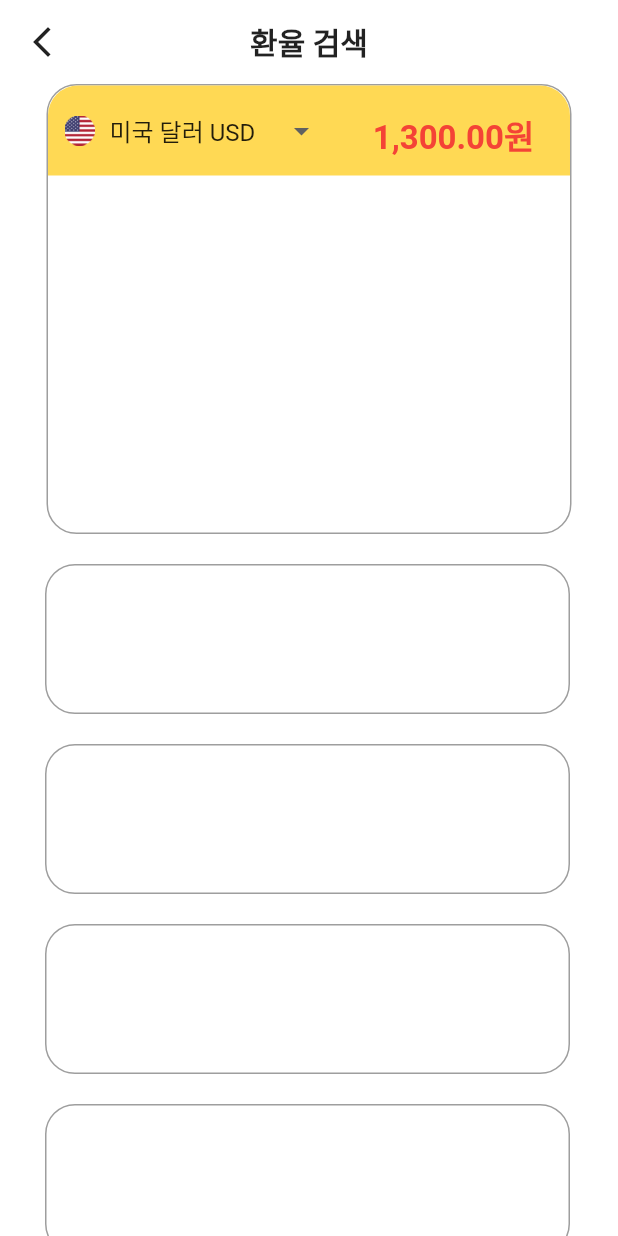
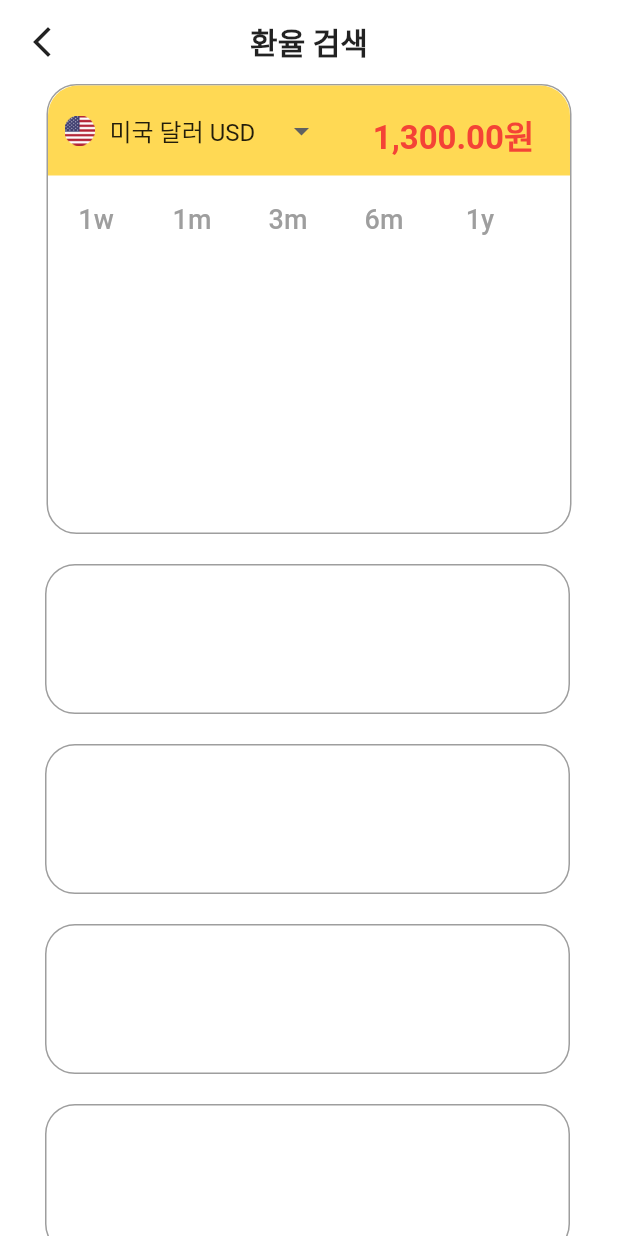
Before and after one commit to Donne-All-Around/DonneAllAround, a Flutter app: the ExchangeDetailPage screen opened directly, on a phone screen of 412 x 824 dp. Run offline on Flutter 3.47's test engine with Material 2 defaults, Android fonts, the phone set to English and light mode, and no system bars; our stand-ins replace awesome_bottom_bar, chat_bubbles, flutter_chat_bubble, geocoding, geolocator, google_maps_flutter and 2 more.

Commit message:
0919 ha 환율상세페이지 기간 버튼

```diff
--- a/frontend/a705/lib/exchange_detail.dart
+++ b/frontend/a705/lib/exchange_detail.dart
@@ -8,18 +8,22 @@ class ExchangeDetailPage extends StatefulWidget {
 }
 
 class _ExchangeDetailPageState extends State<ExchangeDetailPage> {
-
   final _valueList = ['미국', '호주', '일본'];
   var _selectedValue = '미국';
 
   Map<String, Map<String, String>> currencyInfo = {
     '미국': {'imagePath': 'assets/images/usa.png', 'currencyName': '미국 달러 USD'},
-    '호주': {'imagePath': 'assets/images/australia.png', 'currencyName': '호주 달러 AUD'},
+    '호주': {
+      'imagePath': 'assets/images/australia.png',
+      'currencyName': '호주 달러 AUD'
+    },
     '일본': {'imagePath': 'assets/images/japan.png', 'currencyName': '일본 엔 JPY'},
   };
 
+  String selectedButton = ''; // 선택된 버튼
+
   @override
-  Widget build(BuildContext context){
+  Widget build(BuildContext context) {
     return GestureDetector(
       onTap: () => FocusManager.instance.primaryFocus?.unfocus(),
       child: SafeArea(
@@ -64,37 +68,46 @@ class _ExchangeDetailPageState extends State<ExchangeDetailPage> {
                             width: 348,
                             height: 60,
                             decoration: BoxDecoration(
-                                borderRadius: const BorderRadius.only(topLeft: Radius.circular(20),topRight:Radius.circular(20) ),
+                              borderRadius: const BorderRadius.only(
+                                  topLeft: Radius.circular(20),
+                                  topRight: Radius.circular(20)),
                               border: Border.all(color: Colors.transparent),
                               color: const Color(0xFFFFD954),
                             ),
                             child: Row(
                               children: [
                                 Container(
-                                    margin: const EdgeInsets.fromLTRB(10, 10, 30, 10),
+                                  margin:
+                                      const EdgeInsets.fromLTRB(10, 10, 30, 10),
                                   width: 170,
                                   height: 55,
                                   // color: Colors.red,
                                   child: DropdownButtonHideUnderline(
                                     child: DropdownButton(
                                       value: _selectedValue,
-                                        items: _valueList.map((value){
+                                      items: _valueList.map(
+                                        (value) {
                                           return DropdownMenuItem(
                                             value: value,
-                                                  child:Row(
+                                            child: Row(
                                               children: [
                                                 Image.asset(
-                                                        currencyInfo[value]!['imagePath']!,
+                                                  currencyInfo[value]![
+                                                      'imagePath']!,
                                                   width: 20,
                                                   height: 20,
                                                 ),
-                                                      const SizedBox(width: 10,),
-                                                      Text(currencyInfo[value]!['currencyName']!),
+                                                const SizedBox(
+                                                  width: 10,
+                                                ),
+                                                Text(currencyInfo[value]![
+                                                    'currencyName']!),
                                               ],
-                                                  ) ,);
+                                            ),
+                                          );
                                         },
                                       ).toList(),
-                                        onChanged: (value){
+                                      onChanged: (value) {
                                         setState(() {
                                           _selectedValue = value.toString();
                                         });
@@ -106,20 +119,98 @@ class _ExchangeDetailPageState extends State<ExchangeDetailPage> {
                                   width: 120,
                                   height: 50,
                                   // color: Colors.red,
-                                    margin: const EdgeInsets.fromLTRB(0, 15, 10, 10),
-                                    child: const Text(' 1,300.00원', style: TextStyle(fontSize: 22, fontWeight: FontWeight.bold, color: Colors.red),),
+                                  margin:
+                                      const EdgeInsets.fromLTRB(0, 15, 10, 10),
+                                  child: const Text(
+                                    ' 1,300.00원',
+                                    style: TextStyle(
+                                        fontSize: 22,
+                                        fontWeight: FontWeight.bold,
+                                        color: Colors.red),
+                                  ),
                                 ),
                               ],
                             ),
                           ),
                         ],
                       ),
-
+                      const SizedBox(height: 5),
+                      Row(
+                        children: [
+                          TextButton(
+                              onPressed: () {
+                                setState(() {
+                                  selectedButton = '1w';
+                                });
+                              },
+                              child: Text(
+                                '1w',
+                                style: TextStyle(
+                                  fontSize: 18,
+                                  color: selectedButton == '1w' ? Colors.black : Colors.grey,
+                                ),
+                              )),
+                          TextButton(
+                              onPressed: () {
+                                setState(() {
+                                  selectedButton = '1m';
+                                });
+                              },
+                              child:  Text(
+                                '1m',
+                                style: TextStyle(
+                                  fontSize: 18,
+                                  color: selectedButton == '1m' ? Colors.black : Colors.grey,
+                                ),
+                              )),
+                          TextButton(
+                              onPressed: () {
+                                setState(() {
+                                  selectedButton = '3m';
+                                });
+                              },
+                              child: Text(
+                                '3m',
+                                style: TextStyle(
+                                  fontSize: 18,
+                                  color: selectedButton == '3m' ? Colors.black : Colors.grey,
+                                ),
+                              )),
+                          TextButton(
+                              onPressed: () {
+                                setState(() {
+                                  selectedButton = '6m';
+                                });
+                              },
+                              child: Text(
+                                '6m',
+                                style: TextStyle(
+                                  fontSize: 18,
+                                  color: selectedButton == '6m' ? Colors.black : Colors.grey,
+                                ),
+                              )),
+                          TextButton(
+                              onPressed: () {
+                                setState(() {
+                                  selectedButton = '1y';
+                                });
+                              },
+                              child: Text(
+                                '1y',
+                                style: TextStyle(
+                                  fontSize: 18,
+                                  color: selectedButton == '1y' ? Colors.black : Colors.grey,
+                                ),
+                              )),
+                        ],
+                      ),
                     ],
                   ),
                 ),
                 // 은행별 환율 정보
-                        const SizedBox(height: 20,),
+                const SizedBox(
+                  height: 20,
+                ),
                 Row(
                   children: [
                     GestureDetector(
@@ -135,7 +226,9 @@ class _ExchangeDetailPageState extends State<ExchangeDetailPage> {
                     ),
                   ],
                 ),
-                  const SizedBox(height: 20,),
+                const SizedBox(
+                  height: 20,
+                ),
                 Row(
                   children: [
                     GestureDetector(
@@ -151,7 +244,9 @@ class _ExchangeDetailPageState extends State<ExchangeDetailPage> {
                     ),
                   ],
                 ),
-                  const SizedBox(height: 20,),
+                const SizedBox(
+                  height: 20,
+                ),
                 Row(
                   children: [
                     GestureDetector(
@@ -167,7 +262,9 @@ class _ExchangeDetailPageState extends State<ExchangeDetailPage> {
                     ),
                   ],
                 ),
-                  const SizedBox(height: 20,),
+                const SizedBox(
+                  height: 20,
+                ),
                 Row(
                   children: [
                     GestureDetector(
@@ -183,7 +280,6 @@ class _ExchangeDetailPageState extends State<ExchangeDetailPage> {
                     ),
                   ],
                 ),
-
               ],
             ),
           ),
@@ -191,5 +287,4 @@ class _ExchangeDetailPageState extends State<ExchangeDetailPage> {
       ),
     );
   }
-
 }
```
Lines whose indentation alone changed are shown as unchanged.
